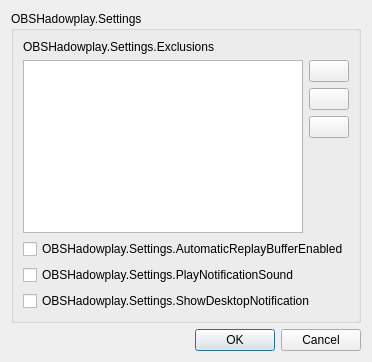
Before: the Qt Designer form src/ui/SettingsDialog.ui in EZ64cool/obs-hadowplay, drawn with Qt 5.
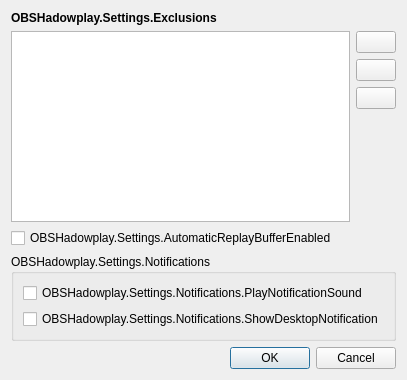
After: the same form once the commit is applied.

```diff
--- a/src/ui/SettingsDialog.ui
+++ b/src/ui/SettingsDialog.ui
@@ -6,8 +6,8 @@
    <rect>
     <x>0</x>
     <y>0</y>
-    <width>356</width>
-    <height>362</height>
+    <width>397</width>
+    <height>380</height>
    </rect>
   </property>
   <property name="sizePolicy">
@@ -24,13 +24,14 @@
   </property>
   <layout class="QVBoxLayout" name="verticalLayout">
    <item>
-    <widget class="QGroupBox" name="group_box_global">
-     <property name="title">
-      <string>OBSHadowplay.Settings</string>
-     </property>
-     <layout class="QVBoxLayout" name="verticalLayout_3">
+    <layout class="QVBoxLayout" name="verticalLayout_2">
       <item>
        <widget class="QLabel" name="exxceptions_label">
+       <property name="font">
+        <font>
+         <bold>true</bold>
+        </font>
+       </property>
         <property name="text">
          <string>OBSHadowplay.Settings.Exclusions</string>
         </property>
@@ -115,6 +116,8 @@
         </item>
        </layout>
       </item>
+    </layout>
+   </item>
       <item>
        <widget class="QCheckBox" name="automatic_replay_checkbox">
         <property name="text">
@@ -123,16 +126,22 @@
        </widget>
       </item>
       <item>
+    <widget class="QGroupBox" name="group_box_global">
+     <property name="title">
+      <string>OBSHadowplay.Settings.Notifications</string>
+     </property>
+     <layout class="QVBoxLayout" name="verticalLayout_3">
+      <item>
        <widget class="QCheckBox" name="play_notification_sound_checkbox">
         <property name="text">
-         <string>OBSHadowplay.Settings.PlayNotificationSound</string>
+         <string>OBSHadowplay.Settings.Notifications.PlayNotificationSound</string>
         </property>
        </widget>
       </item>
       <item>
        <widget class="QCheckBox" name="show_desktop_notif_checkbox">
         <property name="text">
-         <string>OBSHadowplay.Settings.ShowDesktopNotification</string>
+         <string>OBSHadowplay.Settings.Notifications.ShowDesktopNotification</string>
         </property>
        </widget>
       </item>
```
Lines whose indentation alone changed are shown as unchanged.
